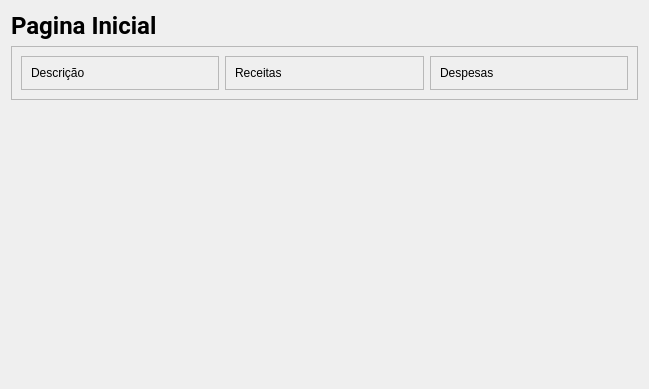
The window that view/home.ui (PedroGregori/Sistema_Financeiro_Pessoal--SENAC_BA-2022) describes before a commit, drawn with Qt 5.
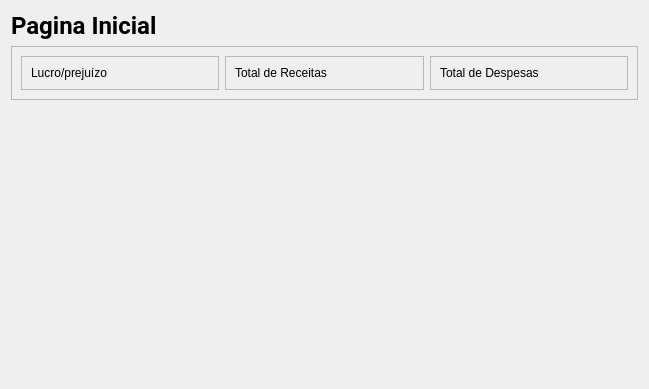
The same window after the commit.

Commit message: "DAOs" and home page updates

What changed in the file:
```diff
--- a/view/home.ui
+++ b/view/home.ui
@@ -53,7 +53,7 @@
          <item>
           <widget class="QLabel" name="label_2">
            <property name="text">
-            <string>Descrição</string>
+            <string>Lucro/prejuízo</string>
            </property>
           </widget>
          </item>
@@ -72,7 +72,7 @@
          <item>
           <widget class="QLabel" name="label_3">
            <property name="text">
-            <string>Receitas</string>
+            <string>Total de Receitas</string>
            </property>
           </widget>
          </item>
@@ -91,7 +91,7 @@
          <item>
           <widget class="QLabel" name="label_4">
            <property name="text">
-            <string>Despesas</string>
+            <string>Total de Despesas</string>
            </property>
           </widget>
          </item>
@@ -109,7 +109,7 @@
      <property name="sizeHint" stdset="0">
       <size>
        <width>20</width>
-       <height>40</height>
+       <height>274</height>
       </size>
      </property>
     </spacer>
```
Left out of the diff: 6 changed lines with no effect on the pictures. The commit also changes 8 other files.
